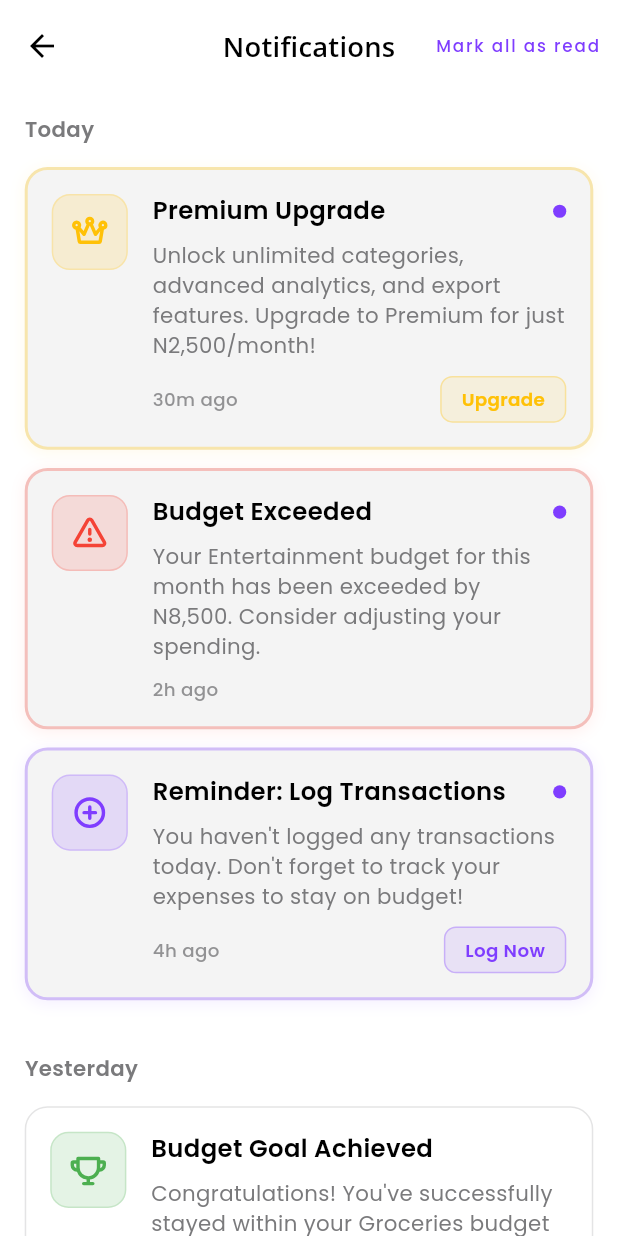
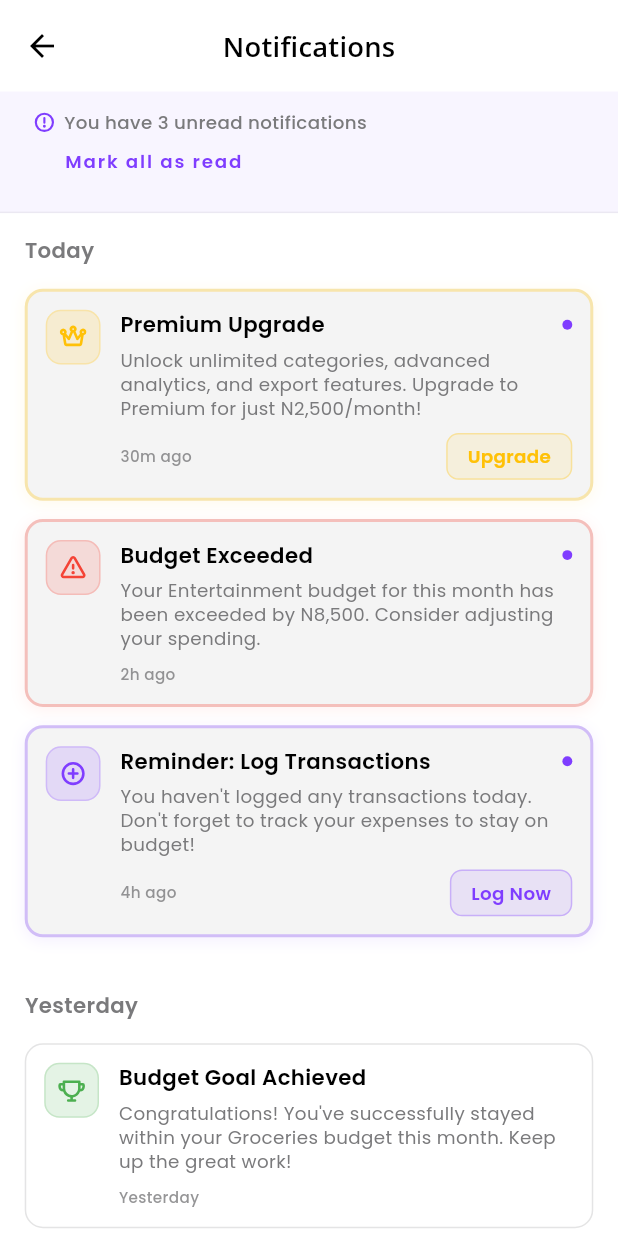
Before and after one commit to DannylSyph3r/montra-expense-tracker, a Flutter app: the NotificationsView screen opened directly, on a phone screen of 412 x 824 dp. Run offline on Flutter 3.47's test engine with Material 3 defaults, Android fonts, the phone set to English and light mode, and no system bars; our stand-ins replace another_flushbar, badges, bloc, dotted_border, equatable, file_picker and 14 more.

Commit message:
Notifications Screen edit

```diff
--- a/lib/features/home/views/home_view.dart
+++ b/lib/features/home/views/home_view.dart
@@ -123,7 +123,7 @@ class _HomeViewState extends State<HomeView> {
                         builder: (context, unreadCount, child) {
                           return badges.Badge(
                             position:
-                                badges.BadgePosition.topEnd(top: -8, end: -8),
+                                badges.BadgePosition.topEnd(top: -5, end: -5),
                             showBadge: unreadCount > 0,
                             ignorePointer: false,
                             badgeContent: unreadCount > 9
@@ -155,8 +155,8 @@ class _HomeViewState extends State<HomeView> {
                               elevation: 2,
                             ),
                             child: Container(
-                              height: 33.h,
-                              width: 33.h,
+                              height: 35.h,
+                              width: 35.h,
                               decoration: BoxDecoration(
                                 color: Palette.greyFill.withOpacity(0.3),
                                 borderRadius:
--- a/lib/features/notifcations/views/notifications_view.dart
+++ b/lib/features/notifcations/views/notifications_view.dart
@@ -16,7 +16,8 @@ class NotificationsView extends StatefulWidget {
 
 class _NotificationsViewState extends State<NotificationsView> {
   final ValueNotifier<List<NotificationItem>> _notificationsNotifier =
-      ValueNotifier<List<NotificationItem>>(NotificationData.getSampleNotifications());
+      ValueNotifier<List<NotificationItem>>(
+          NotificationData.getSampleNotifications());
 
   @override
   void dispose() {
@@ -35,22 +36,6 @@ class _NotificationsViewState extends State<NotificationsView> {
         fontSize: 18.sp,
         fontWeight: FontWeight.w600,
         isTitleCentered: true,
-        actions: [
-          ValueListenableBuilder<List<NotificationItem>>(
-            valueListenable: _notificationsNotifier,
-            builder: (context, notifications, child) {
-              final hasUnread = notifications.any((n) => !n.isRead);
-              return TextButton(
-                onPressed: hasUnread ? _markAllAsRead : null,
-                child: "Mark all as read".txt(
-                  size: 11.sp,
-                  color: hasUnread ? Palette.montraPurple : Palette.greyColor,
-                  fontW: F.w5,
-                ),
-              );
-            },
-          ),
-        ],
       ),
       body: ValueListenableBuilder<List<NotificationItem>>(
         valueListenable: _notificationsNotifier,
@@ -59,14 +44,75 @@ class _NotificationsViewState extends State<NotificationsView> {
             return _buildEmptyState();
           }
 
-          // Group notifications by date
-          final groupedNotifications = _groupNotificationsByDate(notifications);
+          final hasUnread = notifications.any((n) => !n.isRead);
 
-          return ListView.builder(
+          return Column(
+            children: [
+              // Animated Mark All As Read Section
+              AnimatedContainer(
+                duration: const Duration(milliseconds: 300),
+                curve: Curves.easeInOut,
+                height: hasUnread ? 80.h : 0,
+                width: double.infinity,
+                padding: hasUnread
+                    ? EdgeInsets.symmetric(horizontal: 20.w, vertical: 12.h)
+                    : EdgeInsets.zero,
+                decoration: BoxDecoration(
+                  color: hasUnread
+                      ? Palette.montraPurple.withOpacity(0.05)
+                      : Colors.transparent,
+                  border: hasUnread
+                      ? Border(
+                          bottom: BorderSide(
+                            color: Palette.greyColor.withOpacity(0.1),
+                          ),
+                        )
+                      : null,
+                ),
+                child: hasUnread
+                    ? Column(
+                        crossAxisAlignment: CrossAxisAlignment.start,
+                        children: [
+                          Row(
+                            children: [
+                              Icon(
+                                PhosphorIconsBold.warningCircle,
+                                size: 15.h,
+                                color: Palette.montraPurple,
+                              ),
+                              5.sbW,
+                              "You have ${notifications.where((n) => !n.isRead).length} unread notifications"
+                                  .txt12(
+                                color: Palette.greyColor,
+                                fontW: F.w5,
+                              ),
+                            ],
+                          ),
+                          3.sbH,
+                          TextButton(
+                            onPressed: _markAllAsRead,
+                            style: TextButton.styleFrom(
+                              padding: EdgeInsets.symmetric(vertical: 6.h, horizontal: 19.w),
+                              minimumSize: Size.zero,
+                              tapTargetSize: MaterialTapTargetSize.shrinkWrap,
+                            ),
+                            child: "Mark all as read".txt12(
+                              color: Palette.montraPurple,
+                              fontW: F.w6,
+                            ),
+                          ),
+                        ],
+                      )
+                    : null,
+              ),
+
+              // Notifications List
+              Expanded(
+                child: ListView.builder(
                   padding: 15.padH,
-            itemCount: groupedNotifications.length,
+                  itemCount: _groupNotificationsByDate(notifications).length,
                   itemBuilder: (context, index) {
-              final group = groupedNotifications[index];
+                    final group = _groupNotificationsByDate(notifications)[index];
                     return Column(
                       crossAxisAlignment: CrossAxisAlignment.start,
                       children: [
@@ -83,10 +129,13 @@ class _NotificationsViewState extends State<NotificationsView> {
                         ListView.separated(
                           shrinkWrap: true,
                           physics: const NeverScrollableScrollPhysics(),
-                    itemCount: (group['notifications'] as List<NotificationItem>).length,
+                          itemCount:
+                              (group['notifications'] as List<NotificationItem>)
+                                  .length,
                           separatorBuilder: (context, index) => 12.sbH,
                           itemBuilder: (context, notificationIndex) {
-                      final notification = (group['notifications'] as List<NotificationItem>)[notificationIndex];
+                            final notification = (group['notifications']
+                                as List<NotificationItem>)[notificationIndex];
                             return _buildNotificationTile(notification);
                           },
                         ),
@@ -94,6 +143,9 @@ class _NotificationsViewState extends State<NotificationsView> {
                       ],
                     );
                   },
+                ),
+              ),
+            ],
           );
         },
       ),
@@ -102,10 +154,10 @@ class _NotificationsViewState extends State<NotificationsView> {
 
   Widget _buildNotificationTile(NotificationItem notification) {
     return Container(
-      padding: 16.0.padA,
+      padding: 12.0.padA, // Reduced from 16
       decoration: BoxDecoration(
         color: notification.isRead ? Palette.whiteColor : Palette.greyFill,
-        borderRadius: BorderRadius.circular(15.r),
+        borderRadius: BorderRadius.circular(12.r), // Reduced from 15
         border: Border.all(
           color: notification.isRead
               ? Palette.greyColor.withOpacity(0.2)
@@ -125,13 +177,13 @@ class _NotificationsViewState extends State<NotificationsView> {
       child: Row(
         crossAxisAlignment: CrossAxisAlignment.start,
         children: [
-          // Notification Icon with enhanced styling
+          // Notification Icon - smaller
           Container(
-            height: 50.h,
-            width: 50.h,
+            height: 36.h, // Reduced from 50
+            width: 36.h, // Reduced from 50
             decoration: BoxDecoration(
               color: notification.color.withOpacity(0.15),
-              borderRadius: BorderRadius.circular(12.r),
+              borderRadius: BorderRadius.circular(10.r), // Reduced from 12
               border: Border.all(
                 color: notification.color.withOpacity(0.2),
                 width: 1,
@@ -139,11 +191,11 @@ class _NotificationsViewState extends State<NotificationsView> {
             ),
             child: Icon(
               notification.icon,
-              size: 24.h,
+              size: 18.h, // Reduced from 24
               color: notification.color,
             ),
           ),
-          15.sbW,
+          12.sbW, // Reduced from 15
 
           // Notification Content
           Expanded(
@@ -153,7 +205,8 @@ class _NotificationsViewState extends State<NotificationsView> {
                 Row(
                   children: [
                     Expanded(
-                      child: notification.title.txt16(
+                      child: notification.title.txt14(
+                        // Reduced from txt16
                         fontW: F.w6,
                         color: notification.isRead
                             ? Palette.blackColor
@@ -162,8 +215,8 @@ class _NotificationsViewState extends State<NotificationsView> {
                     ),
                     if (!notification.isRead)
                       Container(
-                        width: 8.w,
-                        height: 8.w,
+                        width: 6.w, // Reduced from 8
+                        height: 6.w, // Reduced from 8
                         decoration: const BoxDecoration(
                           color: Palette.montraPurple,
                           shape: BoxShape.circle,
@@ -171,18 +224,20 @@ class _NotificationsViewState extends State<NotificationsView> {
                       ),
                   ],
                 ),
-                8.sbH,
-                notification.message.txt14(
+                6.sbH, // Reduced from 8
+                notification.message.txt12(
+                  // Reduced from txt14
                   color: Palette.greyColor,
-                  maxLines: 4,
+                  maxLines: 3, // Reduced from 4
                   overflow: TextOverflow.ellipsis,
-                  height: 1.4,
+                  height: 1.3, // Reduced from 1.4
                 ),
-                10.sbH,
+                8.sbH, // Reduced from 10
                 Row(
                   mainAxisAlignment: MainAxisAlignment.spaceBetween,
                   children: [
-                    _formatTimestamp(notification.timestamp).txt12(
+                    _formatTimestamp(notification.timestamp).txt(
+                      size: 10.sp,
                       color: Palette.greyColor.withOpacity(0.8),
                       fontW: F.w5,
                     ),
@@ -307,7 +362,8 @@ class _NotificationsViewState extends State<NotificationsView> {
     );
   }
 
-  List<Map<String, dynamic>> _groupNotificationsByDate(List<NotificationItem> notifications) {
+  List<Map<String, dynamic>> _groupNotificationsByDate(
+      List<NotificationItem> notifications) {
     final Map<String, List<NotificationItem>> grouped = {};
 
     for (final notification in notifications) {
@@ -321,10 +377,12 @@ class _NotificationsViewState extends State<NotificationsView> {
     // Sort by date and create the final structure
     final sortedKeys = grouped.keys.toList()..sort((a, b) => b.compareTo(a));
 
-    return sortedKeys.map((key) => {
+    return sortedKeys
+        .map((key) => {
               'date': _formatDateKey(key),
               'notifications': grouped[key]!,
-    }).toList();
+            })
+        .toList();
   }
 
   String _getDateKey(DateTime date) {
@@ -413,6 +471,8 @@ class _NotificationsViewState extends State<NotificationsView> {
       case NotificationType.system:
         if (notification.title.contains('Reminder')) {
           // Direct to add transaction
+        } else if (notification.title.contains('Reminder')) {
+          // Direct to add transaction
         } else if (notification.title.contains('New Feature')) {
           // Direct to try the feature
         }
```
Also changed, not shown: lib/features/home/views/cluster_selection_view.dart (+70 -75 lines), 4 other files. Lines whose indentation alone changed are shown as unchanged.
